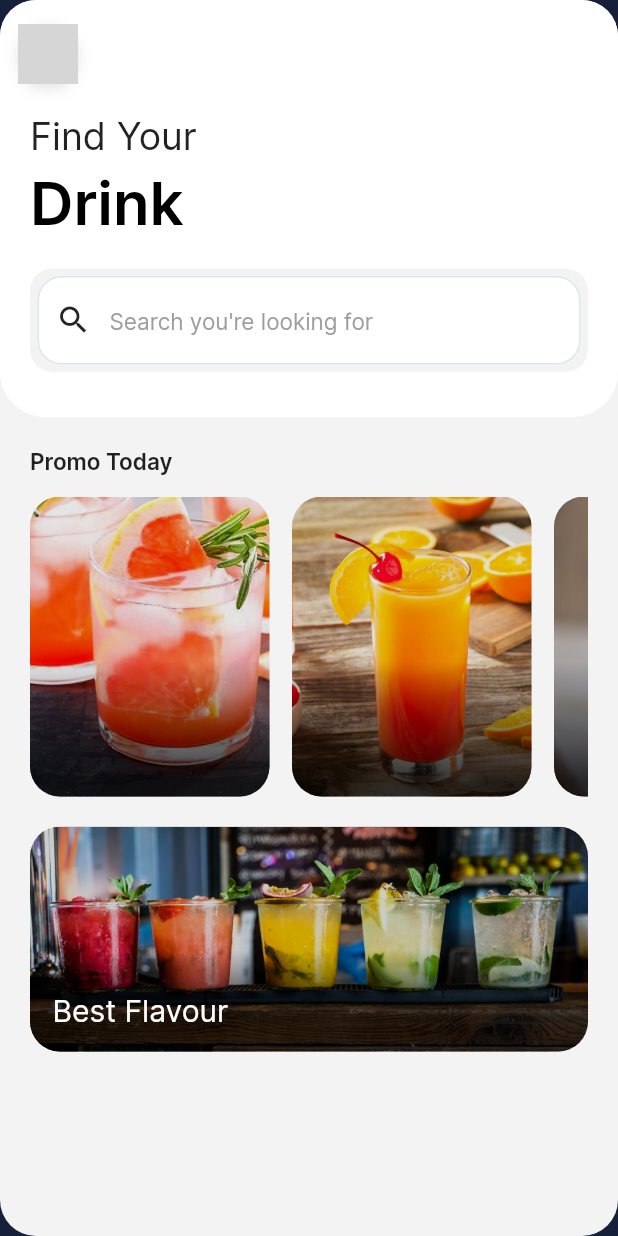
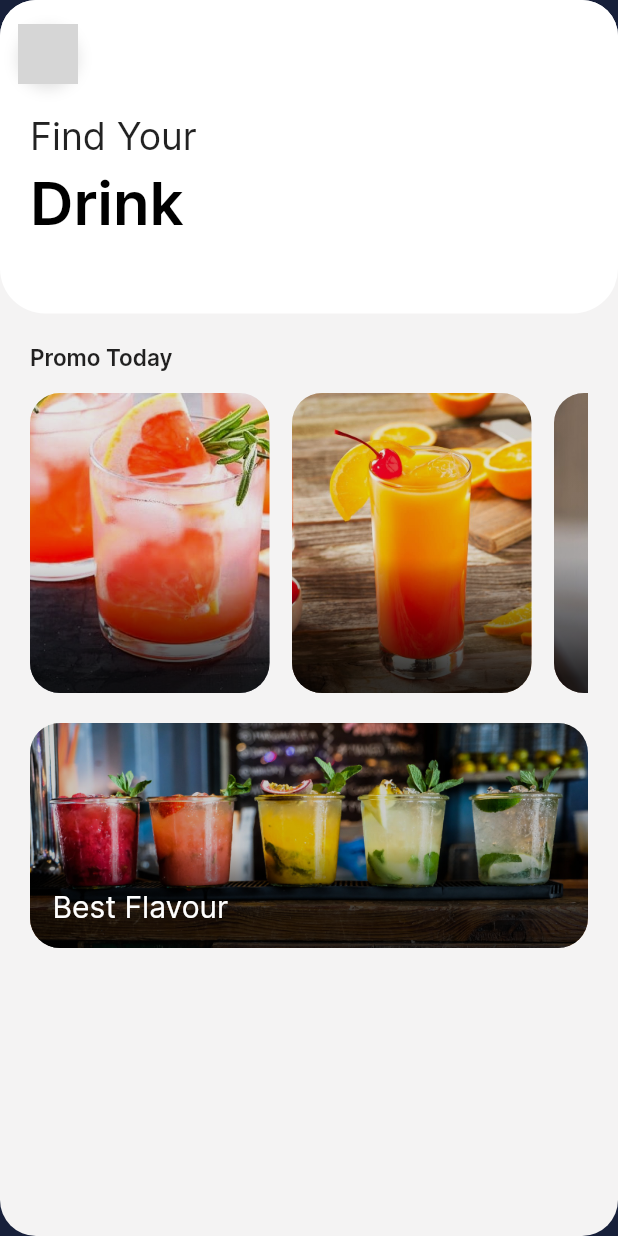
Before and after one commit to bonnesbaby14/iDrink_app, a Flutter app: the EntryPoint screen opened directly, on a phone screen of 412 x 824 dp. Run offline on Flutter 3.47's test engine with Material 2 defaults, Android fonts, the light colour scheme and no system bars; drawn by our look-alikes of rive; our stand-ins replace flutter_svg; grey boxes are pictures that could not be loaded.

Commit message:
ajuste del navbar

```diff
--- a/lib/HomePage.dart
+++ b/lib/HomePage.dart
@@ -13,18 +13,12 @@ class _HomePageState extends State<HomePage> {
   @override
   Widget build(BuildContext context) {
     return Scaffold(
-      backgroundColor: Color.fromRGBO(244, 243, 243, 1),
+      backgroundColor: const Color.fromRGBO(244, 243, 243, 1),
       appBar: AppBar(
         backgroundColor: Colors.white,
 
         elevation: 0,
-        leading: IconButton(
-          icon: Icon(
-            Icons.menu,
-            color: Colors.black87,
-          ),
-          onPressed: () {},
-        ),
+
       ),
       body: SafeArea(
         child: SingleChildScrollView(
@@ -33,12 +27,12 @@ class _HomePageState extends State<HomePage> {
             children: <Widget>[
               Container(
                 width: double.infinity,
-                decoration: BoxDecoration(
+                decoration: const BoxDecoration(
                     color: Colors.white,
                     borderRadius:
                         BorderRadius.vertical(bottom: Radius.circular(30))),
-                padding: EdgeInsets.all(20.0),
-                child: Column(
+                padding: const EdgeInsets.all(20.0),
+                child: const Column(
                   crossAxisAlignment: CrossAxisAlignment.start,
                   children: <Widget>[
                     Text(
@@ -58,30 +52,14 @@ class _HomePageState extends State<HomePage> {
                     SizedBox(
                       height: 20,
                     ),
-                    Container(
-                      padding: EdgeInsets.all(5),
-                      decoration: BoxDecoration(
-                          color: Color.fromRGBO(244, 243, 243, 1),
-                          borderRadius: BorderRadius.circular(15)),
-                      child: const TextField(
-                        decoration: InputDecoration(
-                            border: InputBorder.none,
-                            prefixIcon: Icon(
-                              Icons.search,
-                              color: Colors.black87,
-                            ),
-                            hintText: "Search you're looking for",
-                            hintStyle:
-                                TextStyle(color: Colors.grey, fontSize: 15)),
-                      ),
-                    ),
-                    const SizedBox(
+
+                    SizedBox(
                       height: 10,
                     ),
                   ],
                 ),
               ),
-              SizedBox(
+              const SizedBox(
                 height: 20,
               ),
               Padding(
@@ -89,15 +67,15 @@ class _HomePageState extends State<HomePage> {
                 child: Column(
                   crossAxisAlignment: CrossAxisAlignment.start,
                   children: <Widget>[
-                    Text(
+                    const Text(
                       'Promo Today',
                       style:
                           TextStyle(fontSize: 15, fontWeight: FontWeight.bold),
                     ),
-                    SizedBox(
+                    const SizedBox(
                       height: 15,
                     ),
-                    Container(
+                    SizedBox(
                       height: 200,
                       child: ListView(
                         scrollDirection: Axis.horizontal,
@@ -181,6 +159,7 @@ class _HomePageState extends State<HomePage> {
                                     const SnackBar(
                                         content: Text('Sirviendo...')));
                               } else {
+                                // ignore: use_build_context_synchronously
                                 ScaffoldMessenger.of(context).showSnackBar(
                                     const SnackBar(
                                         content: Text(
@@ -206,10 +185,12 @@ class _HomePageState extends State<HomePage> {
 
 
                               if (response.statusCode == 200) {
+                                // ignore: use_build_context_synchronously
                                 ScaffoldMessenger.of(context).showSnackBar(
                                     const SnackBar(
                                         content: Text('Sirviendo...')));
                               } else {
+                                // ignore: use_build_context_synchronously
                                 ScaffoldMessenger.of(context).showSnackBar(
                                     const SnackBar(
                                         content: Text(
@@ -221,14 +202,14 @@ class _HomePageState extends State<HomePage> {
                         ],
                       ),
                     ),
-                    SizedBox(
+                    const SizedBox(
                       height: 20,
                     ),
                     Container(
                       height: 150,
                       decoration: BoxDecoration(
                         borderRadius: BorderRadius.circular(20),
-                        image: DecorationImage(
+                        image: const DecorationImage(
                             fit: BoxFit.cover,
                             image: AssetImage('assets/images/five.jpg')),
                       ),
@@ -237,7 +218,7 @@ class _HomePageState extends State<HomePage> {
                           borderRadius: BorderRadius.circular(20),
                           gradient: LinearGradient(
                               begin: Alignment.bottomRight,
-                              stops: [
+                              stops: const [
                                 0.3,
                                 0.9
                               ],
@@ -246,10 +227,10 @@ class _HomePageState extends State<HomePage> {
                                 Colors.black.withOpacity(.2)
                               ]),
                         ),
-                        child: Align(
+                        child: const Align(
                           alignment: Alignment.bottomLeft,
                           child: Padding(
-                            padding: const EdgeInsets.all(15.0),
+                            padding: EdgeInsets.all(15.0),
                             child: Text(
                               'Best Flavour',
                               style:
@@ -273,7 +254,7 @@ class _HomePageState extends State<HomePage> {
     return AspectRatio(
       aspectRatio: 2.62 / 3,
       child: Container(
-        margin: EdgeInsets.only(right: 15.0),
+        margin: const EdgeInsets.only(right: 15.0),
         decoration: BoxDecoration(
           borderRadius: BorderRadius.circular(20),
           image: DecorationImage(fit: BoxFit.cover, image: AssetImage(image)),
@@ -281,7 +262,7 @@ class _HomePageState extends State<HomePage> {
         child: Container(
           decoration: BoxDecoration(
               borderRadius: BorderRadius.circular(20),
-              gradient: LinearGradient(begin: Alignment.bottomRight, stops: [
+              gradient: LinearGradient(begin: Alignment.bottomRight, stops: const [
                 0.1,
                 0.9
               ], colors: [
--- a/lib/entry_point.dart
+++ b/lib/entry_point.dart
@@ -75,7 +75,7 @@ class _EntryPointState extends State<EntryPoint>
             curve: Curves.fastOutSlowIn,
             left: isSideBarOpen ? 0 : -288,
             top: 0,
-            child: const SideBar(),
+            child:  SideBar(),
           ),
           Transform(
             alignment: Alignment.center,
--- a/lib/main.dart
+++ b/lib/main.dart
@@ -17,7 +17,7 @@ class MyApp extends StatelessWidget {
     return MaterialApp(
       title: 'The Flutter Way',
       theme: ThemeData(
-        scaffoldBackgroundColor: Color(0xFFEEF1F8),
+        scaffoldBackgroundColor: const Color(0xFFEEF1F8),
         primarySwatch: Colors.blue,
         fontFamily: "Intel",
         inputDecorationTheme: const InputDecorationTheme(
--- a/lib/menu.dart
+++ b/lib/menu.dart
@@ -1,93 +1,61 @@
 import 'rive_model.dart';
+import 'package:flutter/cupertino.dart';
 
 class Menu {
   final String title;
-  final RiveModel rive;
+  final IconData icon;
 
-  Menu({required this.title, required this.rive});
+  Menu({required this.title, required this.icon});
 }
 
 List<Menu> sidebarMenus = [
   Menu(
     title: "Home",
-    rive: RiveModel(
-        src: "assets/RiveAssets/icons.riv",
-        artboard: "HOME",
-        stateMachineName: "HOME_interactivity"),
+    icon: CupertinoIcons.home,
   ),
   Menu(
-    title: "Search",
-    rive: RiveModel(
-        src: "assets/RiveAssets/icons.riv",
-        artboard: "SEARCH",
-        stateMachineName: "SEARCH_Interactivity"),
-  ),
-  Menu(
-    title: "Favorites",
-    rive: RiveModel(
-        src: "assets/RiveAssets/icons.riv",
-        artboard: "LIKE/STAR",
-        stateMachineName: "STAR_Interactivity"),
-  ),
-  Menu(
-    title: "Help",
-    rive: RiveModel(
-        src: "assets/RiveAssets/icons.riv",
-        artboard: "CHAT",
-        stateMachineName: "CHAT_Interactivity"),
+    title: "Status",
+    icon: CupertinoIcons.antenna_radiowaves_left_right,
+    // Opcional: Personaliza el tamaño, color y otros atributos del icono
   ),
 ];
 List<Menu> sidebarMenus2 = [
   Menu(
-    title: "History",
-    rive: RiveModel(
-        src: "assets/RiveAssets/icons.riv",
-        artboard: "TIMER",
-        stateMachineName: "TIMER_Interactivity"),
+    title: "Graphics",
+    icon: CupertinoIcons.graph_square,
+    // Opcional: Personaliza el tamaño, color y otros atributos del icono
   ),
   Menu(
-    title: "Notifications",
-    rive: RiveModel(
-        src: "assets/RiveAssets/icons.riv",
-        artboard: "BELL",
-        stateMachineName: "BELL_Interactivity"),
+    title: "Exportable",
+    icon: CupertinoIcons.doc_chart_fill,
+    // Opcional: Personaliza el tamaño, color y otros atributos del icono
   ),
 ];
 
 List<Menu> bottomNavItems = [
   Menu(
     title: "Chat",
-    rive: RiveModel(
-        src: "assets/RiveAssets/icons.riv",
-        artboard: "CHAT",
-        stateMachineName: "CHAT_Interactivity"),
+    icon: CupertinoIcons.chart_bar,
+    // Opcional: Personaliza el tamaño, color y otros atributos del icono
   ),
   Menu(
     title: "Search",
-    rive: RiveModel(
-        src: "assets/RiveAssets/icons.riv",
-        artboard: "SEARCH",
-        stateMachineName: "SEARCH_Interactivity"),
+    icon: CupertinoIcons.search,
+    // Opcional: Personaliza el tamaño, color y otros atributos del icono
   ),
   Menu(
     title: "Timer",
-    rive: RiveModel(
-        src: "assets/RiveAssets/icons.riv",
-        artboard: "TIMER",
-        stateMachineName: "TIMER_Interactivity"),
+    icon: CupertinoIcons.time,
+    // Opcional: Personaliza el tamaño, color y otros atributos del icono
   ),
   Menu(
     title: "Notification",
-    rive: RiveModel(
-        src: "assets/RiveAssets/icons.riv",
-        artboard: "BELL",
-        stateMachineName: "BELL_Interactivity"),
+    icon: CupertinoIcons.app_badge,
+    // Opcional: Personaliza el tamaño, color y otros atributos del icono
   ),
   Menu(
     title: "Profile",
-    rive: RiveModel(
-        src: "assets/RiveAssets/icons.riv",
-        artboard: "USER",
-        stateMachineName: "USER_Interactivity"),
+    icon: CupertinoIcons.profile_circled,
+    // Opcional: Personaliza el tamaño, color y otros atributos del icono
   ),
 ];
--- a/lib/sign_in_dialog.dart
+++ b/lib/sign_in_dialog.dart
@@ -1,5 +1,4 @@
 import 'package:flutter/material.dart';
-import 'package:flutter_svg/flutter_svg.dart';
 
 import 'sign_in_form.dart';
 
--- a/lib/utils/rive_utils.dart
+++ b/lib/utils/rive_utils.dart
@@ -2,7 +2,7 @@ import 'package:rive/rive.dart';
 
 class RiveUtils {
   static SMIBool getRiveInput(Artboard artboard,
-      {required String stateMachineName}) {
+     String stateMachineName) {
     StateMachineController? controller =
         StateMachineController.fromArtboard(artboard, stateMachineName);
 
```
Also changed, not shown: lib/btm_nav_item.dart (+6 -8 lines), lib/side_bar.dart (+5 -12 lines), lib/side_menu.dart (+6 -12 lines), 1 other file.
